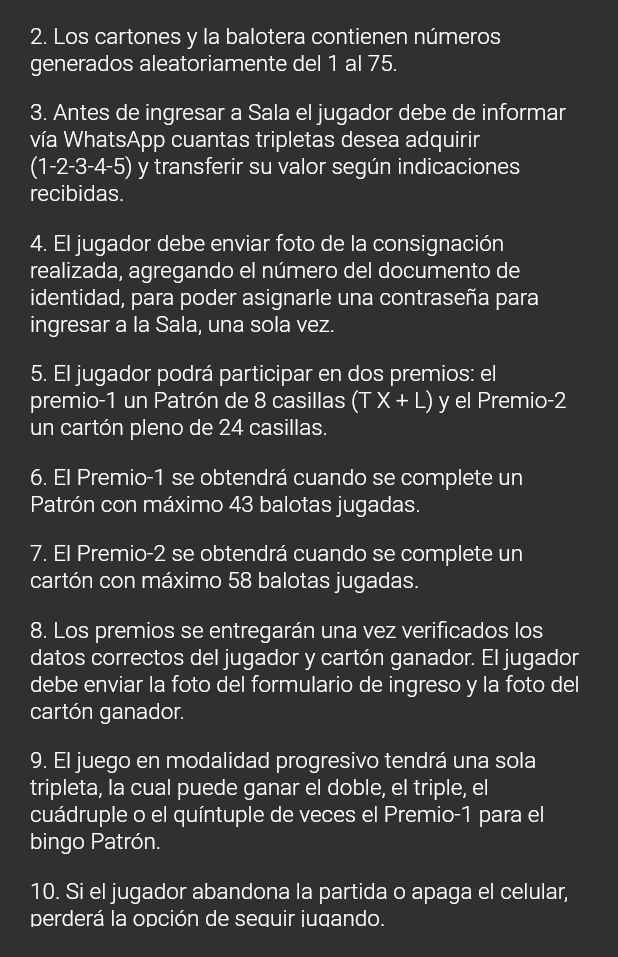
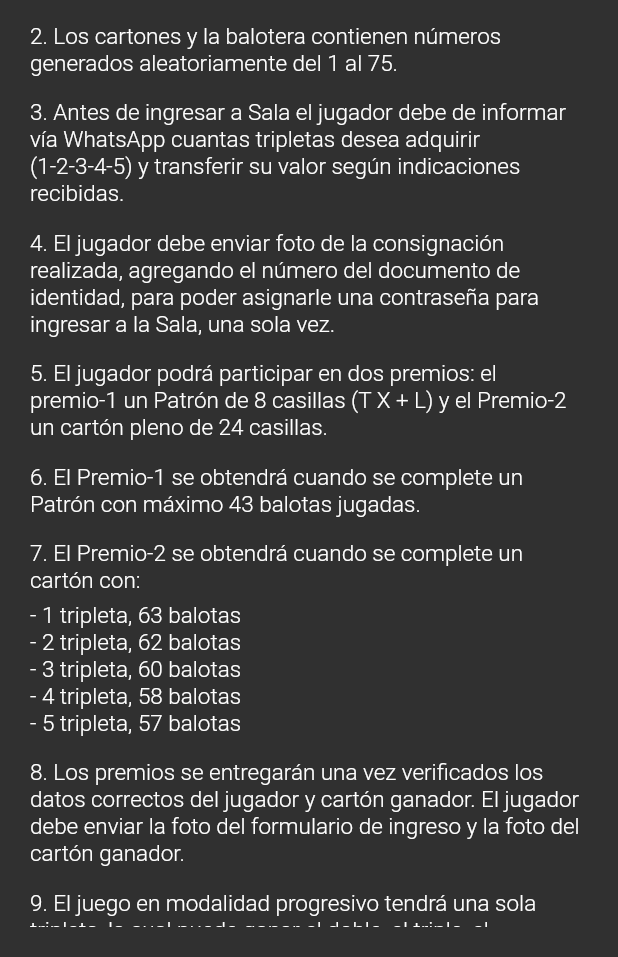
Before and after one commit to ShamirDuran/bingo5loto-app, a Flutter app: the screen it shows after launch, after a tap on "TERMINOS Y CONDICIONES", on a phone screen of 412 x 824 dp, the part 279-1236 px from its top. Run offline on Flutter 3.47's test engine with Material 2 defaults, Android fonts, the light colour scheme and no system bars; our stand-ins replace flutter_svg; missing offline and left inert: clippy_flutter, flutter_open_whatsapp.

Commit message:
cambio terminos condiciones y deprecated apis

```diff
--- a/lib/pages/home_page.dart
+++ b/lib/pages/home_page.dart
@@ -12,7 +12,7 @@ class _HomePageState extends State<HomePage> {
 
   @override
   Widget build(BuildContext context) {
-    size = MediaQuery.maybeOf(context).size;
+    size = MediaQuery.maybeOf(context).size ?? MediaQueryData.fromWindow(WidgetsBinding.instance.window).size;
 
     return Stack(
       children: [
@@ -72,9 +72,11 @@ Loto
   Widget _button(String texto, Function action) {
     return Parallelogram(
       cutLength: 10.0,
-      child: FlatButton(
-        padding: EdgeInsets.symmetric(vertical: 14.0, horizontal: 25.0),
-        color: Colors.white,
+      child: TextButton(
+        style: TextButton.styleFrom(
+          padding: EdgeInsets.symmetric(vertical: 14.0, horizontal: 25.0),
+          backgroundColor: Colors.white,
+        ),
         child: Text(
           texto,
           style: TextStyle(
--- a/lib/pages/terminos_condiciones_page.dart
+++ b/lib/pages/terminos_condiciones_page.dart
@@ -21,20 +21,31 @@ class TerminosCondicionesPage extends StatelessWidget {
       child: ListView(
         physics: BouncingScrollPhysics(),
         children: [
-          Text("TERMINOS Y CONDICIONES", style: Theme.of(context).textTheme.headline6),
+          Text("TERMINOS Y CONDICIONES",
+              style: Theme.of(context).textTheme.headline6),
           SizedBox(height: 15.0),
           textItem(
             "1.	La App de BINGO 5 LOTO está disponible las 24 horas, exclusiva para personas mayores de edad, en celulares con sistema operativo ANDROID 5.1 en adelante. Es unipersonal.",
           ),
-          textItem("2.	Los cartones y la balotera contienen números generados aleatoriamente del 1 al 75."),
+          textItem(
+              "2.	Los cartones y la balotera contienen números generados aleatoriamente del 1 al 75."),
           textItem(
               "3.	Antes de ingresar a Sala el jugador debe de informar vía WhatsApp cuantas tripletas desea adquirir (1-2-3-4-5) y transferir su valor según indicaciones recibidas."),
           textItem(
               "4.	El jugador debe enviar foto de la consignación realizada, agregando el número del documento de identidad, para poder asignarle una contraseña para ingresar a la Sala, una sola vez."),
           textItem(
               "5.	El jugador podrá participar en dos premios: el premio-1 un Patrón de 8 casillas (T X + L) y el Premio-2 un cartón pleno de 24 casillas."),
-          textItem("6.	El Premio-1 se obtendrá cuando se complete un Patrón con máximo 43 balotas jugadas."),
-          textItem("7.	El Premio-2 se obtendrá cuando se complete un cartón con máximo 58 balotas jugadas."),
+          textItem(
+              "6.	El Premio-1 se obtendrá cuando se complete un Patrón con máximo 43 balotas jugadas."),
+          listItem(
+              "7.	El Premio-2 se obtendrá cuando se complete un cartón con:"),
+          SizedBox(height: 5),
+          listItem("- 1 tripleta, 63 balotas"),
+          listItem("- 2 tripleta, 62 balotas"),
+          listItem("- 3 tripleta, 60 balotas"),
+          listItem("- 4 tripleta, 58 balotas"),
+          listItem("- 5 tripleta, 57 balotas"),
+          SizedBox(height: 15),
           textItem(
               "8.	Los premios se entregarán una vez verificados los datos correctos del jugador y cartón ganador. El jugador debe enviar la foto del formulario de ingreso y la foto del cartón ganador."),
           textItem(
@@ -43,6 +54,12 @@ class TerminosCondicionesPage extends StatelessWidget {
               "10.	Si el jugador abandona la partida o apaga el celular, perderá la opción de seguir jugando."),
           textItem(
               "11.	Si el jugador hace fraude en cualquier modalidad, será bloqueado definitivamente de la App BINGO 5 LOTO y no recibirá el premio obtenido ilegalmente."),
+          textItem(
+              "12. Se obtendrán premios adicionales cuando el jugador acierte el patrón a las 8, 16 o 18 balotas."),
+          textItem(
+              "13. Aplicamos politica de protección de datos a la información digitada por el jugador."),
+          textItem(
+              "14. Le respondemos en un plazo de 24 a 72 horas sus inquietudes al correo electrónico bingo5loto2021@gmail.com")
         ],
       ),
     );
@@ -60,4 +77,17 @@ class TerminosCondicionesPage extends StatelessWidget {
       ),
     );
   }
+
+  Widget listItem(String texto) {
+    return Container(
+      // padding: const EdgeInsets.only(bottom: 15.0),
+      child: Text(
+        texto,
+        style: TextStyle(
+          fontWeight: FontWeight.w300,
+          fontSize: 15.0,
+        ),
+      ),
+    );
+  }
 }
--- a/lib/widgets/divider_expanded.dart
+++ b/lib/widgets/divider_expanded.dart
@@ -7,7 +7,8 @@ class DividerExpanded extends StatelessWidget {
 
   @override
   Widget build(BuildContext context) {
-    final size = MediaQuery.maybeOf(context).size;
+    final size =
+        MediaQuery.maybeOf(context).size ?? MediaQueryData.fromWindow(WidgetsBinding.instance.window).size;
     return Expanded(
       child: Container(
         width: size.width * 0.8,
--- a/pubspec.yaml
+++ b/pubspec.yaml
@@ -27,7 +27,7 @@ dependencies:
   # The following adds the Cupertino Icons font to your application.
   # Use with the CupertinoIcons class for iOS style icons.
   cupertino_icons: ^1.0.0
-  flutter_svg: ^0.18.0
+  flutter_svg: ^0.19.3
   flutter_open_whatsapp: ^0.1.2
   clippy_flutter: ^1.1.1
   uuid: ^2.2.2
```
Also changed, not shown: lib/pages/login_page.dart (+4 -4 lines), lib/pages/pre_game_page.dart (+4 -4 lines), lib/utils/utils.dart (+6 -7 lines), pubspec.lock.
